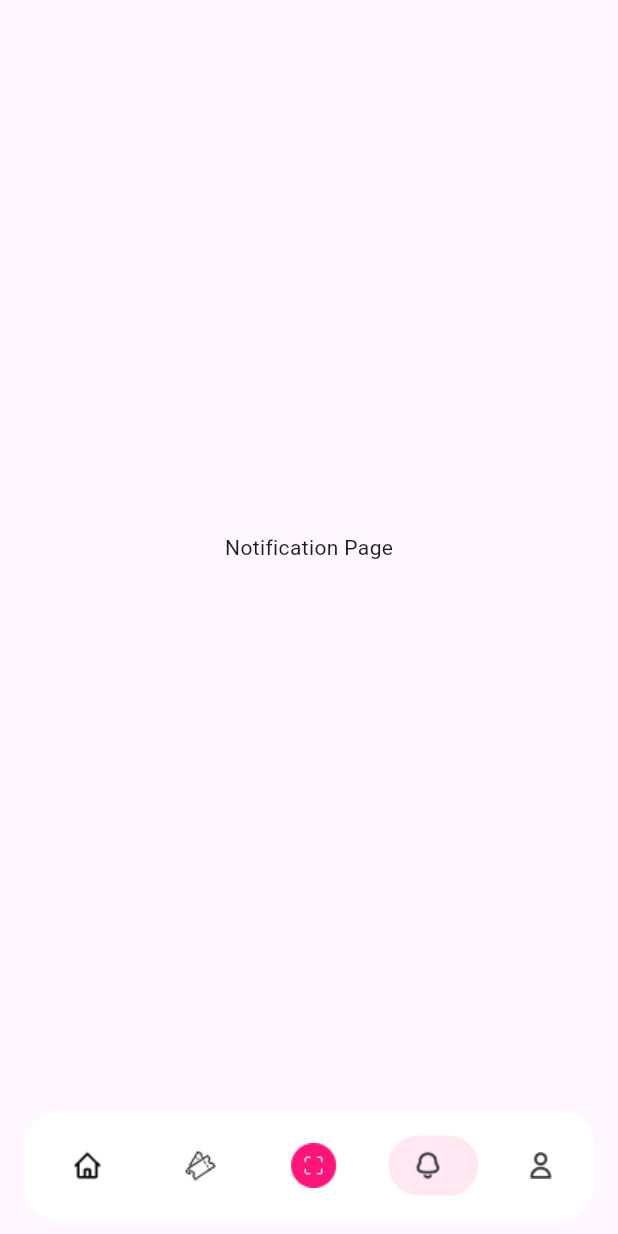
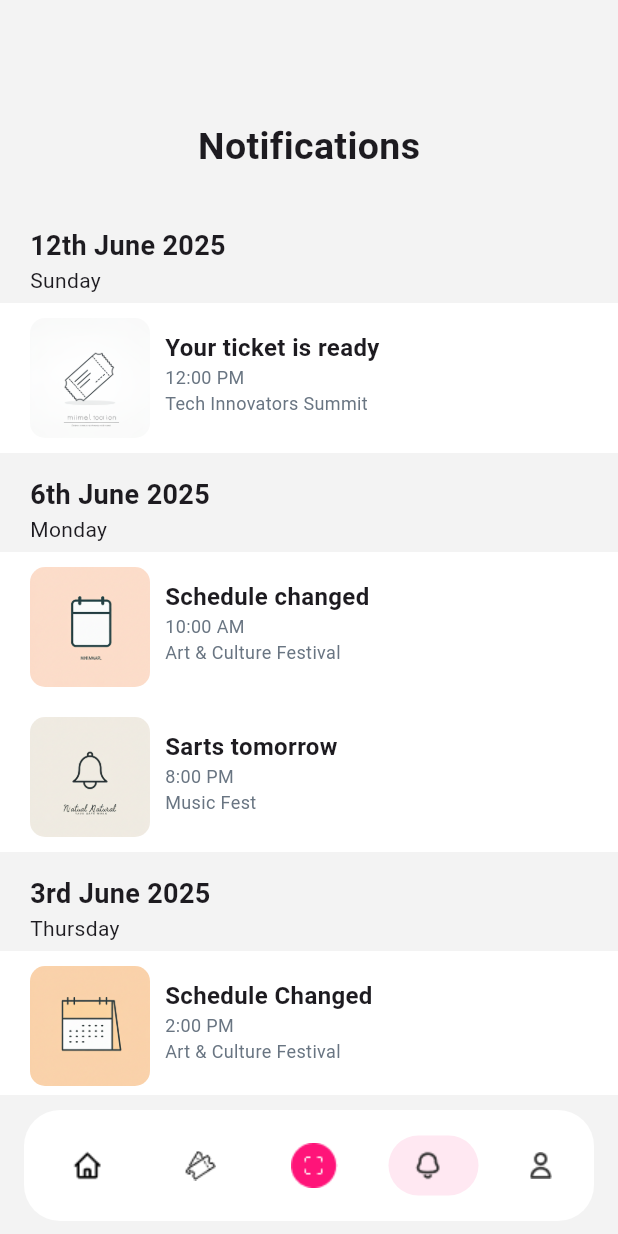
Before and after one commit to shiva-gtm/workpracticeapp, a Flutter app: the AppNavigationBar screen opened directly, item 4 of the bottom bar chosen, on a phone screen of 412 x 824 dp. Run offline on Flutter 3.47's test engine with Material 3 defaults, Android fonts, the light colour scheme and no system bars; drawn by our look-alikes of salomon_bottom_bar.

Commit message:
feat: added notifications page

```diff
--- a/lib/components/appnavigationbar.dart
+++ b/lib/components/appnavigationbar.dart
@@ -3,7 +3,7 @@ import 'package:workpracticeapp/screens/home%20page/homescreen.dart';
 import 'package:salomon_bottom_bar/salomon_bottom_bar.dart';
 import 'package:workpracticeapp/screens/myprofilescreen.dart';
 import 'package:workpracticeapp/screens/myticketscreen.dart';
-import 'package:workpracticeapp/screens/notificationscreen.dart';
+import 'package:workpracticeapp/screens/notification%20page/notificationscreen.dart';
 
 class AppNavigationBar extends StatefulWidget {
   const AppNavigationBar({super.key});
@@ -26,6 +26,7 @@ class _AppNavigationBarState extends State<AppNavigationBar> {
   @override
   Widget build(BuildContext context) {
     return Scaffold(
+      backgroundColor: Color(0xFFF3F3F3),
       body: _screens[_currentIndex],
       bottomNavigationBar: Padding(
         padding: EdgeInsets.symmetric(horizontal: 16, vertical: 10),
--- a/lib/screens/home page/homescreen.dart
+++ b/lib/screens/home page/homescreen.dart
@@ -15,9 +15,7 @@ class Homepage extends StatefulWidget {
 class _HomepageState extends State<Homepage> {
   @override
   Widget build(BuildContext context) {
-    return Scaffold(
-      backgroundColor: Color(0xFFF3F3F3),
-      body: SingleChildScrollView(
+    return SingleChildScrollView(
       child: Column(
         // crossAxisAlignment: CrossAxisAlignment.start,
         children: [
@@ -56,10 +54,7 @@ class _HomepageState extends State<Homepage> {
                       SizedBox(width: 5),
                       Ourservices(text: 'Deals', assets: 'assets/deals.png'),
                       SizedBox(width: 5),
-                        Ourservices(
-                          text: 'Voting',
-                          assets: 'assets/voting.png',
-                        ),
+                      Ourservices(text: 'Voting', assets: 'assets/voting.png'),
                     ],
                   ),
                 ],
@@ -356,7 +351,6 @@ class _HomepageState extends State<Homepage> {
           ),
         ],
       ),
-      ),
     );
   }
 }
--- a/lib/screens/home page/reuseablecard.dart
+++ b/lib/screens/home page/reuseablecard.dart
@@ -1,5 +1,4 @@
 import 'package:flutter/material.dart';
-import 'package:workpracticeapp/components/upcomingevents.dart';
 
 class ReuseableCard extends StatelessWidget {
   final String text;
--- a/lib/screens/myprofilescreen.dart
+++ b/lib/screens/myprofilescreen.dart
@@ -10,6 +10,6 @@ class MyProfileScreen extends StatefulWidget {
 class _MyProfileScreenState extends State<MyProfileScreen> {
   @override
   Widget build(BuildContext context) {
-    return Scaffold(body: Center(child: Text('My Profile screen')));
+    return Center(child: Text('My Profile screen'));
   }
 }
--- a/lib/screens/myticketscreen.dart
+++ b/lib/screens/myticketscreen.dart
@@ -10,6 +10,6 @@ class MyTicketScreen extends StatefulWidget {
 class _MyTicketScreenState extends State<MyTicketScreen> {
   @override
   Widget build(BuildContext context) {
-    return Scaffold(body: Center(child: Text('My Tickets Screen')));
+    return Center(child: Text('My Tickets Screen'));
   }
 }
--- /dev/null
+++ b/lib/screens/notification page/date_day.dart
@@ -0,0 +1,25 @@
+import 'package:flutter/material.dart';
+
+class DateDay extends StatelessWidget {
+  final String date;
+  final String day;
+
+  const DateDay({super.key, required this.date, required this.day});
+
+  @override
+  Widget build(BuildContext context) {
+    return Padding(
+      padding: const EdgeInsets.only(left: 20, bottom: 5, top: 15),
+      child: Column(
+        crossAxisAlignment: CrossAxisAlignment.start,
+        children: [
+          Text(
+            date,
+            style: TextStyle(fontWeight: FontWeight.w600, fontSize: 18),
+          ),
+          Text(day),
+        ],
+      ),
+    );
+  }
+}
--- /dev/null
+++ b/lib/screens/notification page/notificationcard.dart
@@ -0,0 +1,61 @@
+import 'package:flutter/material.dart';
+
+class NotificationCard extends StatelessWidget {
+  final String title;
+  final String time;
+  final String place;
+  final String asset;
+  const NotificationCard({
+    super.key,
+    required this.title,
+    required this.time,
+    required this.place,
+    required this.asset,
+  });
+
+  @override
+  Widget build(BuildContext context) {
+    return Container(
+      height: 100,
+      padding: EdgeInsets.all(10),
+      width: MediaQuery.of(context).size.width,
+      color: Colors.white,
+      child: Padding(
+        padding: const EdgeInsets.only(left: 10),
+        child: Row(
+          children: [
+            SizedBox(
+              height: 80,
+              width: 80,
+              child: ClipRRect(
+                borderRadius: BorderRadiusGeometry.all(Radius.circular(10)),
+                child: Image.asset(asset, fit: BoxFit.contain),
+              ),
+            ),
+            SizedBox(width: 10),
+            Padding(
+              padding: const EdgeInsets.only(top: 8),
+              child: Column(
+                crossAxisAlignment: CrossAxisAlignment.start,
+                children: [
+                  Text(
+                    title,
+                    style: TextStyle(fontWeight: FontWeight.w700, fontSize: 16),
+                  ),
+                  Text(
+                    time,
+                    style: TextStyle(fontSize: 12, color: Color(0xFF697582)),
+                  ),
+                  Text(
+                    place,
+                    style: TextStyle(fontSize: 12, color: Color(0xFF697582)),
+                  ),
+                ],
+              ),
+            ),
+          ],
+        ),
+      ),
+    );
+  }
+}
--- /dev/null
+++ b/lib/screens/notification page/notificationscreen.dart
@@ -0,0 +1,58 @@
+import 'package:flutter/material.dart';
+import 'package:workpracticeapp/screens/notification%20page/date_day.dart';
+import 'package:workpracticeapp/screens/notification%20page/notificationcard.dart';
+
+class NotificationScreen extends StatefulWidget {
+  const NotificationScreen({super.key});
+
+  @override
+  State<NotificationScreen> createState() => _NotificationScreenState();
+}
+
+class _NotificationScreenState extends State<NotificationScreen> {
+  @override
+  Widget build(BuildContext context) {
+    return SingleChildScrollView(
+      child: Column(
+        crossAxisAlignment: CrossAxisAlignment.start,
+        children: [
+          SizedBox(height: 80),
+          Center(
+            child: Text(
+              'Notifications',
+              style: TextStyle(fontWeight: FontWeight.w700, fontSize: 25),
+            ),
+          ),
+          SizedBox(height: 20),
+          DateDay(date: '12th June 2025', day: 'Sunday'),
+          NotificationCard(
+            asset: 'assets/notification1.png',
+            title: 'Your ticket is ready',
+            time: '12:00 PM',
+            place: 'Tech Innovators Summit',
+          ),
+          DateDay(date: '6th June 2025', day: 'Monday'),
+          NotificationCard(
+            asset: 'assets/notification2.png',
+            title: 'Schedule changed',
+            time: '10:00 AM',
+            place: 'Art & Culture Festival',
+          ),
+          NotificationCard(
+            asset: 'assets/notification3.png',
+            title: 'Sarts tomorrow',
+            time: '8:00 PM',
+            place: 'Music Fest',
+          ),
+          DateDay(date: '3rd June 2025', day: 'Thursday'),
+          NotificationCard(
+            asset: 'assets/notification4.png',
+            title: 'Schedule Changed',
+            time: '2:00 PM',
+            place: 'Art & Culture Festival',
+          ),
+        ],
+      ),
+    );
+  }
+}
--- a/lib/screens/notificationscreen.dart
+++ /dev/null
@@ -1,15 +0,0 @@
-import 'package:flutter/material.dart';
-
-class NotificationScreen extends StatefulWidget {
-  const NotificationScreen({super.key});
-
-  @override
-  State<NotificationScreen> createState() => _NotificationScreenState();
-}
-
-class _NotificationScreenState extends State<NotificationScreen> {
-  @override
-  Widget build(BuildContext context) {
-    return Scaffold(body: Center(child: Text('Notification Page')));
-  }
-}
```
Also changed, not shown: assets/notification1.png (added), assets/notification2.png (added), assets/notification3.png (added), assets/notification4.png (added). Lines whose indentation alone changed are shown as unchanged.
